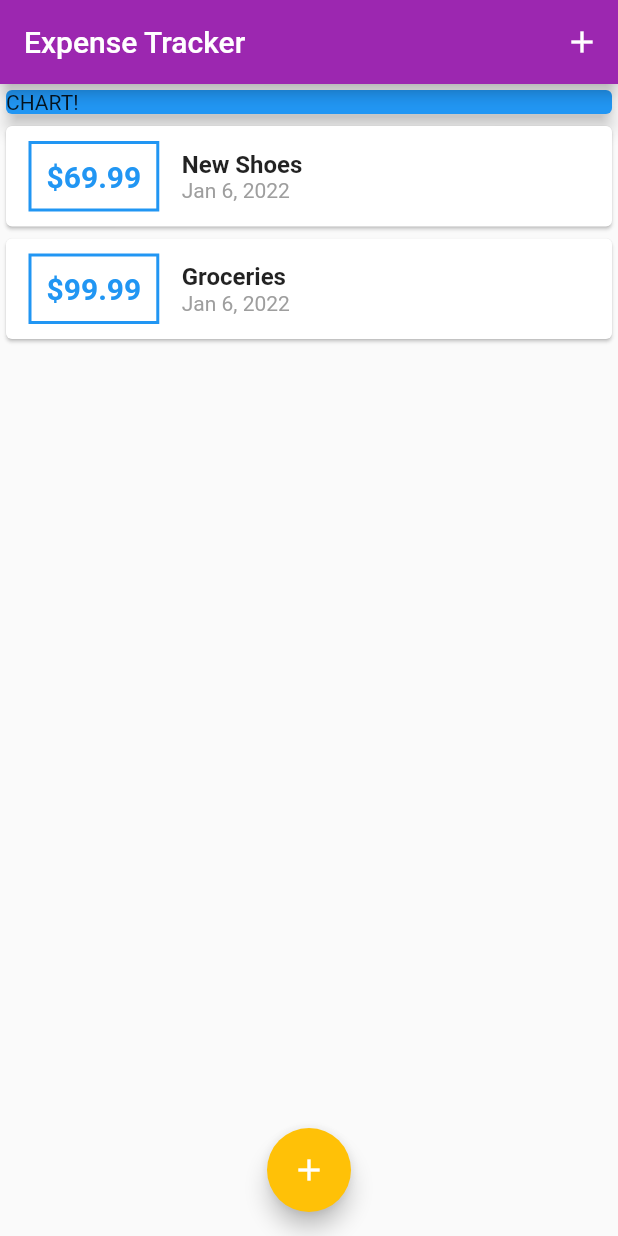
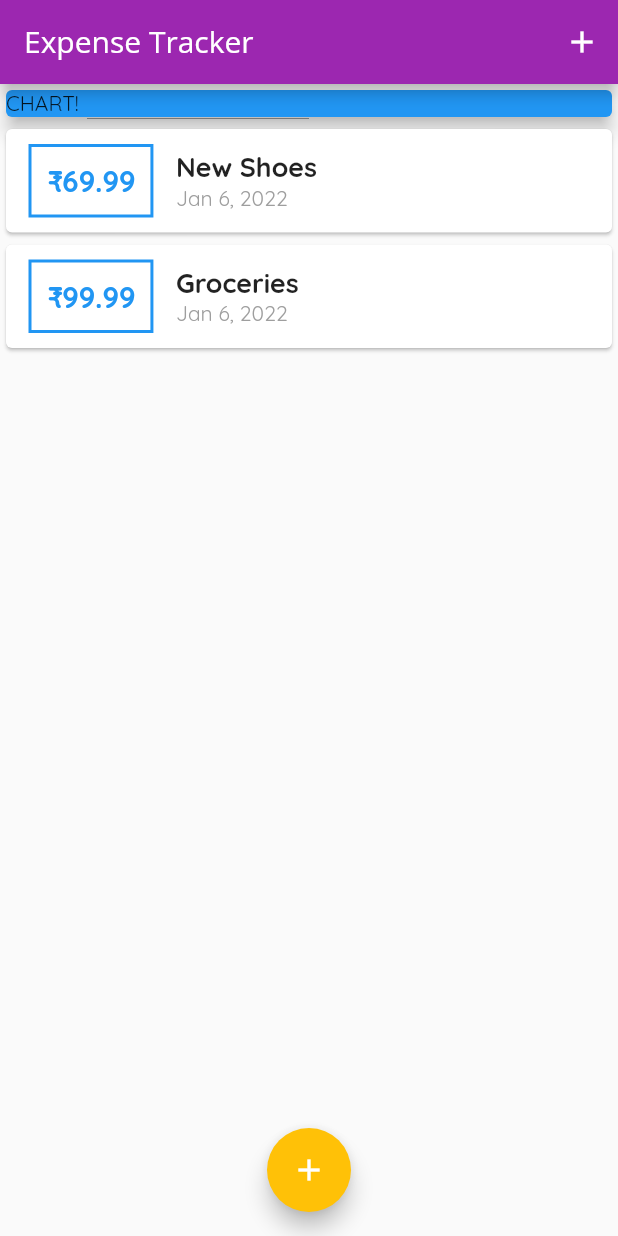
Before and after one commit to 0xcatrovacer/expense-tracker, a Flutter app: the screen it shows after launch, on a phone screen of 412 x 824 dp. Run offline on Flutter 3.47's test engine with Material 2 defaults, Android fonts, the phone set to English and light mode, and no system bars.

Commit message:
added custom fonts with text themes

```diff
--- a/lib/main.dart
+++ b/lib/main.dart
@@ -12,13 +12,19 @@ class MyApp extends StatelessWidget {
   @override
   Widget build(BuildContext context) {
     return MaterialApp(
-      title: 'Expense Tracker',
+      title: ('Expense Tracker'),
       theme: ThemeData(
-        colorScheme: Theme.of(context).colorScheme.copyWith(
-              primary: Colors.purple,
-              secondary: Colors.amber,
+          colorScheme: Theme.of(context).colorScheme.copyWith(
+                primary: Colors.purple,
+                secondary: Colors.amber,
+              ),
+          fontFamily: 'Quicksand',
+          appBarTheme: AppBarTheme(
+            titleTextStyle: TextStyle(
+              fontFamily: 'OpenSans',
+              fontSize: 20,
             ),
-      ),
+          )),
       home: MyHomePage(),
     );
   }
@@ -63,7 +69,9 @@ class _MyHomePageState extends State<MyHomePage> {
   Widget build(BuildContext context) {
     return Scaffold(
       appBar: AppBar(
-        title: Text('Expense Tracker'),
+        title: Text(
+          'Expense Tracker',
+        ),
         actions: <Widget>[
           IconButton(
             onPressed: () => _startAddNewTransaction(context),
--- a/lib/widgets/transaction_list.dart
+++ b/lib/widgets/transaction_list.dart
@@ -24,8 +24,9 @@ class TransactionList extends StatelessWidget {
                           color: Theme.of(context).primaryColor, width: 2)),
                   padding: EdgeInsets.all(10),
                   child: Text(
-                    "\$${transactions[index].amount}",
+                    "₹${transactions[index].amount}",
                     style: TextStyle(
+                        fontFamily: 'Quicksand',
                         fontWeight: FontWeight.bold,
                         fontSize: 20,
                         color: Theme.of(context).primaryColor),
@@ -37,8 +38,9 @@ class TransactionList extends StatelessWidget {
                     Text(
                       transactions[index].title as String,
                       style: TextStyle(
-                        fontSize: 16,
+                        fontSize: 18,
                         fontWeight: FontWeight.bold,
+                        fontFamily: 'Quicksand',
                       ),
                     ),
                     Text(
```
Also changed, not shown: pubspec.yaml (+12 -12 lines), assets/fonts/OpenSans-Bold.ttf (added), assets/fonts/OpenSans-Regular.ttf (added), assets/fonts/Quicksand-Bold.ttf (added), assets/fonts/Quicksand-Light.ttf (added), assets/fonts/Quicksand-Medium.ttf (added), assets/fonts/Quicksand-Regular.ttf (added).
